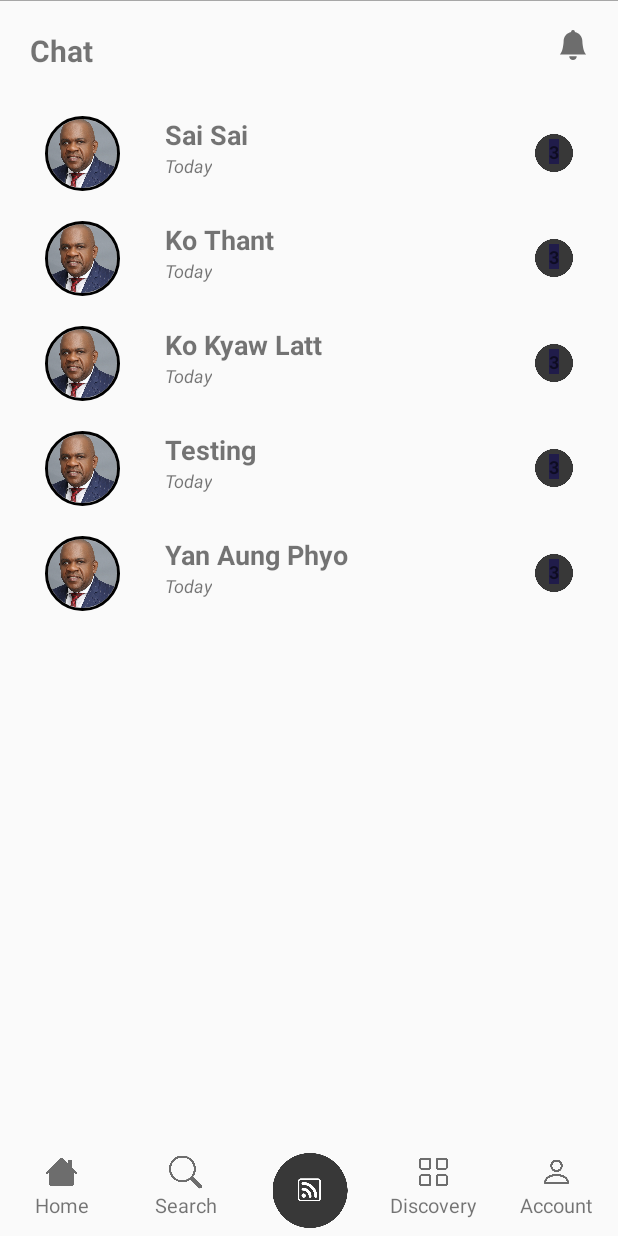
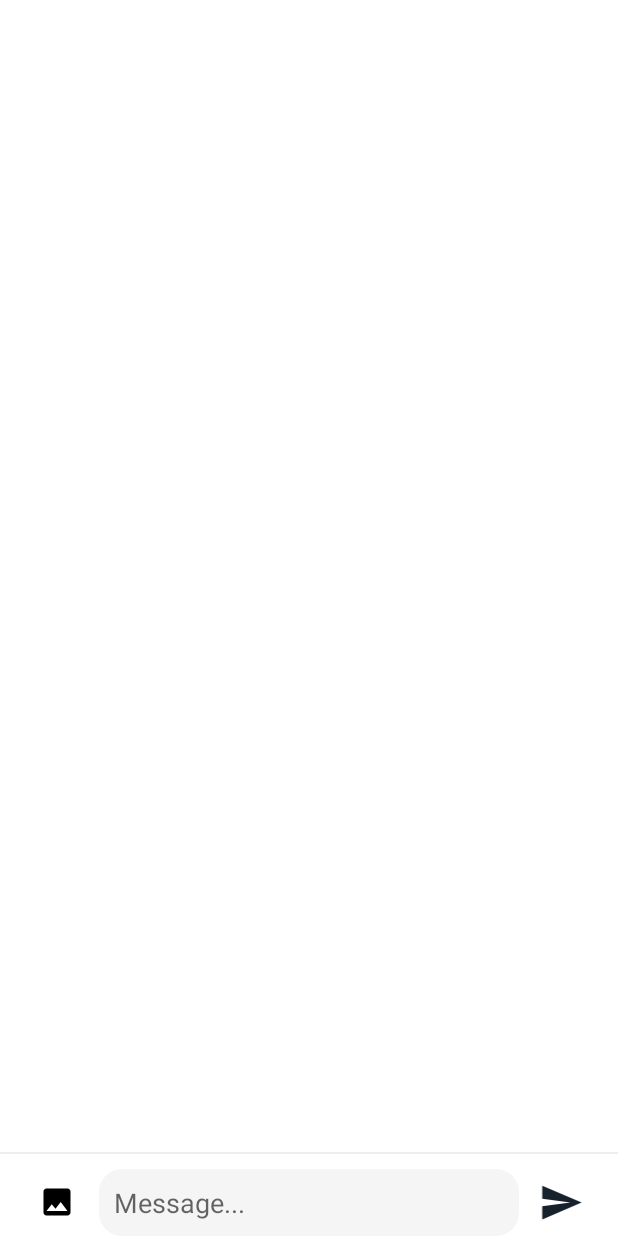
Before and after one commit to YanAungPhy/99Chattingapp, an Android app: the HomeFrag screen opened directly, with no data from a screen before it, after a tap on "Sai Sai", on a phone screen of 412 x 824 dp. Run offline under Robolectric (Android 15) with nearby library versions, the phone set to English and light mode, and no system bars.

Commit message:
Chatting Ui

```diff
--- a/app/src/main/AndroidManifest.xml
+++ b/app/src/main/AndroidManifest.xml
@@ -42,6 +42,8 @@
         <activity android:name=".Activity.LoginActivity"/>
         <activity android:name=".Activity.SettingActivity"/>
         <activity android:name=".Activity.AdSliderActivity"/>
+        <activity android:name=".Activity.ChatActivity"
+            android:windowSoftInputMode="adjustResize"/>
 
     </application>
 
--- a/app/src/main/java/com/chatapp/nineninechatapp/Adapter/ChatListAdapter.java
+++ b/app/src/main/java/com/chatapp/nineninechatapp/Adapter/ChatListAdapter.java
@@ -7,7 +7,6 @@ import android.view.View;
 import android.view.ViewGroup;
 import android.widget.LinearLayout;
 import android.widget.TextView;
-import android.widget.Toast;
 
 import androidx.annotation.NonNull;
 import androidx.recyclerview.widget.RecyclerView;
@@ -39,7 +38,6 @@ public class ChatListAdapter extends RecyclerView.Adapter<ChatListAdapter.ViewHo
     public void onBindViewHolder(@NonNull ViewHolder holder, int position) {
         ChatModel item = itemList.get(position);
         holder.textViewName.setText(item.getName());
-        holder.txtNotification.setBackgroundColor(R.drawable.ellipse);
     }
 
     @Override
@@ -48,9 +46,9 @@ public class ChatListAdapter extends RecyclerView.Adapter<ChatListAdapter.ViewHo
     }
 
     public static class ViewHolder extends RecyclerView.ViewHolder {
-        private TextView textViewName;
-        private TextView txtNotification;
-        private LinearLayout clickLayout;
+        private final TextView textViewName;
+        private final   TextView txtNotification;
+        private final  LinearLayout clickLayout;
 
         public ViewHolder(View itemView) {
             super(itemView);
--- a/app/src/main/res/drawable/ic_photo.xml
+++ b/app/src/main/res/drawable/ic_photo.xml
@@ -0,0 +1,5 @@
+<vector android:height="24dp" android:tint="#000000"
+    android:viewportHeight="24" android:viewportWidth="24"
+    android:width="24dp" xmlns:android="http://schemas.android.com/apk/res/android">
+    <path android:fillColor="@android:color/white" android:pathData="M21,19V5c0,-1.1 -0.9,-2 -2,-2H5c-1.1,0 -2,0.9 -2,2v14c0,1.1 0.9,2 2,2h14c1.1,0 2,-0.9 2,-2zM8.5,13.5l2.5,3.01L14.5,12l4.5,6H5l3.5,-4.5z"/>
+</vector>
--- a/app/src/main/res/drawable/ic_send.xml
+++ b/app/src/main/res/drawable/ic_send.xml
@@ -0,0 +1,5 @@
+<vector android:autoMirrored="true" android:height="24dp"
+    android:tint="#17212B" android:viewportHeight="24"
+    android:viewportWidth="24" android:width="24dp" xmlns:android="http://schemas.android.com/apk/res/android">
+    <path android:fillColor="@android:color/white" android:pathData="M2.01,21L23,12 2.01,3 2,10l15,2 -15,2z"/>
+</vector>
--- a/app/src/main/res/drawable/send_edt_background.xml
+++ b/app/src/main/res/drawable/send_edt_background.xml
@@ -0,0 +1,9 @@
+<?xml version="1.0" encoding="utf-8"?>
+<shape xmlns:android="http://schemas.android.com/apk/res/android" android:shape="rectangle">
+
+    <solid android:color="#F5F5F5" />
+    <corners android:radius="15dp" />
+   <!-- <stroke
+        android:width="1dp"
+        android:color="#E0E0E0" />-->
+</shape>
--- a/app/src/main/res/layout/activity_ad_slider.xml
+++ b/app/src/main/res/layout/activity_ad_slider.xml
@@ -41,7 +41,8 @@
             android:text="@string/next"
             android:textAllCaps="false"
             android:textColor="@color/primary_color"
-            android:textSize="18sp" />
+            android:textSize="18sp"
+            tools:ignore="RelativeOverlap" />
 
 
     </RelativeLayout>
--- a/app/src/main/res/layout/activity_chat_activtiy.xml
+++ b/app/src/main/res/layout/activity_chat_activtiy.xml
@@ -4,15 +4,51 @@
     xmlns:tools="http://schemas.android.com/tools"
     android:layout_width="match_parent"
     android:layout_height="match_parent"
+    android:background="@color/white"
     tools:context=".Activity.ChatActivity">
 
-    <TextView
-        android:layout_width="wrap_content"
+    <View
+        android:layout_width="match_parent"
+        android:layout_height="1dp"
+        android:layout_marginBottom="10dp"
+        android:background="@color/Grey_200"
+        app:layout_constraintBottom_toTopOf="@+id/edt_layout"
+        app:layout_constraintEnd_toEndOf="parent"
+        app:layout_constraintStart_toStartOf="parent" />
+
+    <LinearLayout
+        android:id="@+id/edt_layout"
+        android:layout_width="match_parent"
         android:layout_height="wrap_content"
-        android:text="Hello"
+        android:layout_marginStart="10dp"
+        android:layout_marginEnd="10sp"
         app:layout_constraintBottom_toBottomOf="parent"
         app:layout_constraintEnd_toEndOf="parent"
-        app:layout_constraintStart_toStartOf="parent"
-        app:layout_constraintTop_toTopOf="parent" />
+        app:layout_constraintStart_toStartOf="parent">
+
+        <ImageView
+            android:layout_width="0dp"
+            android:layout_height="wrap_content"
+            android:layout_gravity="center_vertical"
+            android:layout_weight="1"
+            android:contentDescription="@string/app_name"
+            android:src="@drawable/ic_photo" />
+
+        <EditText
+            android:layout_width="0dp"
+            android:layout_height="wrap_content"
+            android:layout_weight="5"
+            android:background="@drawable/send_edt_background"
+            android:hint="@string/message"
+            android:padding="10dp" />
+
+        <ImageView
+            android:layout_width="0dp"
+            android:layout_height="30dp"
+            android:layout_gravity="center_vertical"
+            android:layout_weight="1"
+            android:src="@drawable/ic_send" />
+
+    </LinearLayout>
 
 </androidx.constraintlayout.widget.ConstraintLayout>
--- a/app/src/main/res/layout/chat_item_list.xml
+++ b/app/src/main/res/layout/chat_item_list.xml
@@ -34,12 +34,14 @@
                 android:layout_width="wrap_content"
                 android:layout_height="wrap_content"
                 android:text="Baby"
+                android:textColor="@color/black"
                 android:textSize="18sp"
                 android:textStyle="bold" />
 
             <TextView
                 android:layout_width="wrap_content"
                 android:layout_height="wrap_content"
+                android:textColor="@color/black"
                 android:text="Today"
                 android:textSize="12sp"
                 android:textStyle="italic" />
@@ -65,6 +67,7 @@
                 android:layout_marginStart="9dp"
                 android:layout_marginTop="3dp"
                 android:text="3"
+                android:textColor="@color/white"
                 android:textSize="12sp"
                 android:textStyle="bold" />
         </FrameLayout>
--- a/app/src/main/res/values-night/strings.xml
+++ b/app/src/main/res/values-night/strings.xml
@@ -10,4 +10,5 @@
     <string name="next">Next</string>
     <string name="unbelievable_ux">Unbelievable  UX</string>
     <string name="the_world_is_your_neighbourhood_now">The world is your neighbourhood now</string>
+    <string name="message">Message...</string>
 </resources>
--- a/app/src/main/res/values/strings.xml
+++ b/app/src/main/res/values/strings.xml
@@ -32,5 +32,6 @@
     <string name="connecting_people_bridging_worlds">Connecting People, Bridging Worlds</string>
     <string name="unbelievable_ux">Unbelievable  UX</string>
     <string name="the_world_is_your_neighbourhood_now">The world is your neighbourhood now</string>
+    <string name="message">Message...</string>
 
 </resources>
```
